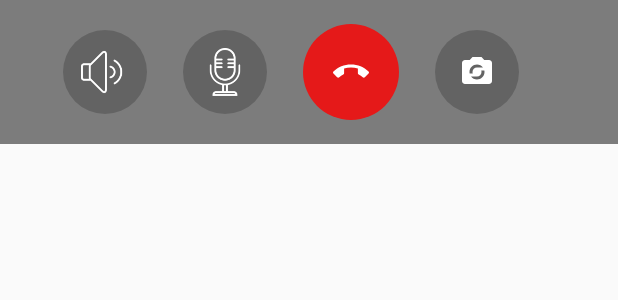
After one commit to hosten1/A_AppRTCSocketIODemo, an Android app: the layout view_call_controls.xml on its own in the app's theme, with its tools: preview values and no code run, on a phone screen of 412 x 824 dp. The commit adds this screen. Shown: the top 300 px of the screen. Run offline under Robolectric (Android 15) with nearby library versions, the phone set to English and light mode, and no system bars.

Commit message:
优化显示界面

```diff
--- a/JavaAppRTCSocketIODemo/app/src/main/java/com/lym/Signal/SocketManager.java
+++ b/JavaAppRTCSocketIODemo/app/src/main/java/com/lym/Signal/SocketManager.java
@@ -231,9 +231,9 @@ public class SocketManager {
             public void call(Object... args) {
                 try {
                     JSONObject msg = (JSONObject) args[0];
-                    String roomName = msg.getString("room");
+                    String roomName = msg.getString("roomId");
                     String userId = msg.getString("id");
-                    Log.e(TAG, "Received joined msg = " + args.toString());
+                    Log.e(TAG, "Received joined msg = " + msg.toString());
                     if (mListener != null) {
                         mListener.onUserJoined(roomName, userId);
                     }
@@ -383,7 +383,7 @@ public class SocketManager {
         if (mSocket == null) {
             return;
         }
-        mSocket.emit("message", mRoomName, message, new Ack() {
+        mSocket.emit("message", message, new Ack() {
             @Override
             public void call(Object... args) {
                 Log.i(TAG,"recv ack msg："+args[0].toString());
--- /dev/null
+++ b/JavaAppRTCSocketIODemo/app/src/main/res/drawable/btn_circle_bg.xml
@@ -0,0 +1,7 @@
+<shape xmlns:android="http://schemas.android.com/apk/res/android"
+    android:shape="oval">
+    <solid android:color="#33000000" />
+    <size android:width="56dp" android:height="56dp" />
+    <padding android:top="12dp" android:bottom="12dp"
+    android:left="12dp" android:right="12dp" />
+</shape>
--- /dev/null
+++ b/JavaAppRTCSocketIODemo/app/src/main/res/drawable/btn_circle_bg_red.xml
@@ -0,0 +1,8 @@
+<ripple xmlns:android="http://schemas.android.com/apk/res/android"
+    android:color="#44FF0000">
+    <item>
+        <shape android:shape="oval">
+            <solid android:color="#CCFF0000"/>
+        </shape>
+    </item>
+</ripple>
--- /dev/null
+++ b/JavaAppRTCSocketIODemo/app/src/main/res/drawable/ic_end_call.xml
@@ -0,0 +1,10 @@
+<vector xmlns:android="http://schemas.android.com/apk/res/android"
+    android:width="24dp"
+    android:height="24dp"
+    android:viewportWidth="24"
+    android:viewportHeight="24"
+    android:tint="#FFFFFF">
+    <path
+        android:fillColor="@android:color/white"
+        android:pathData="M12,9c-1.6,0 -3.15,0.25 -4.6,0.72v3.1c0,0.39 -0.23,0.74 -0.56,0.9 -0.98,0.49 -1.87,1.12 -2.66,1.85 -0.18,0.18 -0.43,0.28 -0.7,0.28 -0.28,0 -0.55,-0.11 -0.74,-0.29L0.29,13.08c-0.18,-0.17 -0.29,-0.42 -0.29,-0.7 0,-0.28 0.11,-0.55 0.29,-0.74C3.34,8.78 7.46,7 12,7s8.66,1.78 11.71,4.63c0.18,0.19 0.29,0.45 0.29,0.74 0,0.28 -0.11,0.54 -0.29,0.71l-2.48,2.48c-0.18,0.18 -0.43,0.29 -0.71,0.29 -0.27,0 -0.52,-0.11 -0.7,-0.28 -0.79,-0.74 -1.69,-1.36 -2.67,-1.85 -0.33,-0.16 -0.56,-0.5 -0.56,-0.9v-3.1C15.15,9.25 13.6,9 12,9z"/>
+</vector>
--- /dev/null
+++ b/JavaAppRTCSocketIODemo/app/src/main/res/drawable/ic_switch_camera.xml
@@ -0,0 +1,10 @@
+<vector xmlns:android="http://schemas.android.com/apk/res/android"
+    android:width="24dp"
+    android:height="24dp"
+    android:viewportWidth="24"
+    android:viewportHeight="24"
+    android:tint="#FFFFFF">
+    <path
+        android:fillColor="@android:color/white"
+        android:pathData="M20,4h-3.17L15,2H9L7.17,4H4C2.9,4 2,4.9 2,6v12c0,1.1 0.9,2 2,2h16c1.1,0 2,-0.9 2,-2V6C22,4.9 21.1,4 20,4zM12,7c1.63,0 3.06,0.79 3.98,2H12c-1.66,0 -3,1.34 -3,3 0,0.35 0.07,0.69 0.18,1H7.1c-0.06,-0.32 -0.1,-0.66 -0.1,-1 0,-2.76 2.24,-5 5,-5zM12,17c-1.63,0 -3.06,-0.79 -3.98,-2H12c1.66,0 3,-1.34 3,-3 0,-0.35 -0.07,-0.69 -0.18,-1h2.08c0.07,0.32 0.1,0.65 0.1,1C17,14.76 14.76,17 12,17z"/>
+</vector>
--- /dev/null
+++ b/JavaAppRTCSocketIODemo/app/src/main/res/layout/view_call_controls.xml
@@ -0,0 +1,59 @@
+<?xml version="1.0" encoding="utf-8"?>
+<LinearLayout xmlns:android="http://schemas.android.com/apk/res/android"
+    xmlns:app="http://schemas.android.com/apk/res-auto"
+    android:id="@+id/controls_container"
+    android:layout_width="match_parent"
+    android:layout_height="wrap_content"
+    android:orientation="horizontal"
+    android:background="#80000000"
+    android:gravity="center"
+    android:padding="16dp">
+
+    <!-- 外放/听筒切换按钮 -->
+    <ImageButton
+        android:id="@+id/btn_speaker"
+        android:layout_width="56dp"
+        android:layout_height="56dp"
+        android:src="@drawable/ic_speaker"
+        android:background="@drawable/btn_circle_bg"
+        android:contentDescription="扬声器切换"
+        android:scaleType="centerInside"
+        app:tint="#FFFFFF" />
+
+    <!-- 静音按钮 -->
+    <ImageButton
+        android:id="@+id/btn_mute"
+        android:layout_width="56dp"
+        android:layout_height="56dp"
+        android:src="@drawable/ic_mic"
+        android:background="@drawable/btn_circle_bg"
+        android:contentDescription="静音"
+        android:layout_marginStart="24dp"
+        android:scaleType="centerInside"
+        app:tint="#FFFFFF" />
+
+    <!-- 结束通话按钮 -->
+    <ImageButton
+        android:id="@+id/btn_end_call"
+        android:layout_width="64dp"
+        android:layout_height="64dp"
+        android:src="@drawable/ic_end_call"
+        android:background="@drawable/btn_circle_bg_red"
+        android:contentDescription="结束通话"
+        android:layout_marginStart="24dp"
+        android:layout_marginEnd="24dp"
+        android:scaleType="centerInside"
+        app:tint="#FFFFFF" />
+
+    <!-- 切换摄像头按钮 -->
+    <ImageButton
+        android:id="@+id/btn_switch_camera"
+        android:layout_width="56dp"
+        android:layout_height="56dp"
+        android:src="@drawable/ic_switch_camera"
+        android:background="@drawable/btn_circle_bg"
+        android:contentDescription="切换摄像头"
+        android:layout_marginEnd="24dp"
+        android:scaleType="centerInside"
+        app:tint="#FFFFFF" />
+</LinearLayout>
--- a/JavaAppRTCSocketIODemo/app/src/main/res/values/styles.xml
+++ b/JavaAppRTCSocketIODemo/app/src/main/res/values/styles.xml
@@ -1,20 +1,39 @@
+<?xml version="1.0" encoding="utf-8"?>
 <resources>
 
-    <!-- Base application theme. -->
+    <!-- 基础应用主题 -->
     <style name="AppTheme" parent="Theme.AppCompat.Light.DarkActionBar">
-        <!-- Customize your theme here. -->
+        <!-- 状态栏颜色 -->
         <item name="colorPrimary">@color/colorPrimary</item>
+        <!-- 状态栏深色 -->
         <item name="colorPrimaryDark">@color/colorPrimaryDark</item>
+        <!-- 强调色 -->
         <item name="colorAccent">@color/colorAccent</item>
+        <!-- 工具栏样式 -->
+        <item name="toolbarStyle">@style/MyToolbarStyle</item>
     </style>
 
-    <style name="AppTheme.NoActionBar">
-        <item name="windowActionBar">false</item>
-        <item name="windowNoTitle">true</item>
+    <!-- 自定义工具栏样式 -->
+    <style name="MyToolbarStyle" parent="Widget.AppCompat.Toolbar">
+        <!-- 工具栏背景色 -->
+        <item name="android:background">?attr/colorPrimary</item>
+        <!-- 标题样式 -->
+        <item name="titleTextAppearance">@style/ToolbarTitle</item>
     </style>
 
-    <style name="AppTheme.AppBarOverlay" parent="ThemeOverlay.AppCompat.Dark.ActionBar" />
-
-    <style name="AppTheme.PopupOverlay" parent="ThemeOverlay.AppCompat.Light" />
-
+    <!-- 工具栏标题文本样式 -->
+    <style name="ToolbarTitle" parent="TextAppearance.AppCompat.Widget.ActionBar.Title">
+        <!-- 标题文字大小 -->
+        <item name="android:textSize">18sp</item>
+        <!-- 标题文字颜色 -->
+        <item name="android:textColor">@android:color/white</item>
+    </style>
+    <!-- 添加按钮样式 -->
+    <style name="CallControlButton">
+        <item name="android:layout_width">56dp</item>
+        <item name="android:layout_height">56dp</item>
+        <item name="android:background">@drawable/btn_circle_bg</item>
+        <item name="android:elevation">4dp</item>
+        <item name="android:contentDescription">按钮描述</item>
+    </style>
 </resources>
```
Also changed, not shown: JavaAppRTCSocketIODemo/app/src/main/java/com/lym/javaapprtcsocketiodemo/CallActivity.java (+121 -4 lines), JavaAppRTCSocketIODemo/app/src/main/res/drawable/ic_close.xml (added, +8 -0 lines), JavaAppRTCSocketIODemo/app/src/main/res/layout/activity_call.xml (+19 -1 lines), JavaAppRTCSocketIODemo/app/src/main/res/drawable/ic_camera.png (added), JavaAppRTCSocketIODemo/app/src/main/res/drawable/ic_camera_off.png (added), JavaAppRTCSocketIODemo/app/src/main/res/drawable/ic_mic.png (added), JavaAppRTCSocketIODemo/app/src/main/res/drawable/ic_mic_off.png (added), JavaAppRTCSocketIODemo/app/src/main/res/drawable/ic_speaker.png (added), JavaAppRTCSocketIODemo/app/src/main/res/drawable/ic_speaker_off.png (added).
